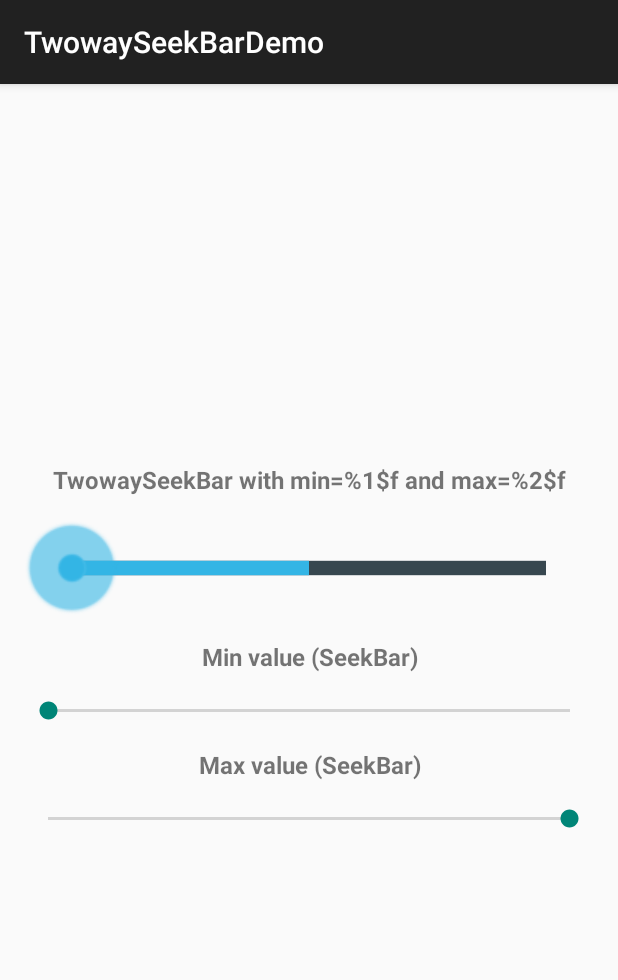
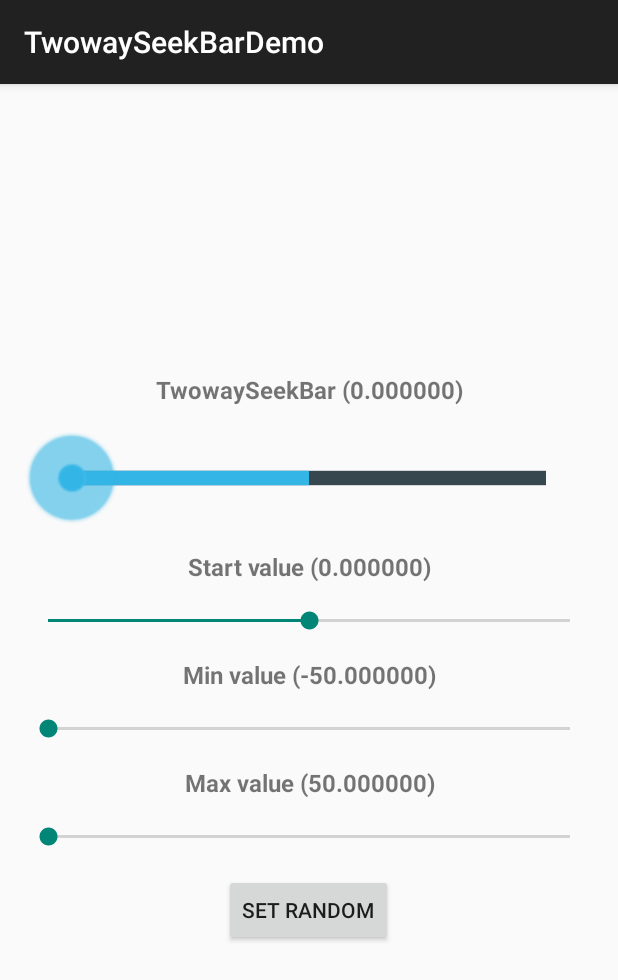
Before and after one commit to Guiorgy/TwowaySeekBar, an Android app: the screen it shows after launch (MainActivity), on a phone screen of 412 x 824 dp. Shown: the top 980 px of the screen. Run offline under Robolectric (Android 15) with nearby library versions, the phone set to English and light mode, and no system bars; 1 statement that could not run was skipped.

Commit message:
update demo

```diff
--- a/app/src/main/java/com/vashisthg/guiorgy/demo/MainActivity.kt
+++ b/app/src/main/java/com/vashisthg/guiorgy/demo/MainActivity.kt
@@ -2,55 +2,112 @@ package com.vashisthg.guiorgy.demo
 
 import android.os.Bundle
 import android.util.Log
+import android.widget.Button
 import android.widget.SeekBar
+import android.widget.TextView
 import androidx.appcompat.app.AppCompatActivity
 import com.vashisthg.guiorgy.TwowaySeekBar
+import kotlin.random.Random
 
 class MainActivity : AppCompatActivity() {
+
+    private lateinit var twowayLabel: TextView
+    private lateinit var twowaySeekBar: TwowaySeekBar
+
+    private lateinit var startLabel: TextView
+    private lateinit var startSeekBar: SeekBar
+
+    private lateinit var minLabel: TextView
+    private lateinit var minSeekBar: SeekBar
+
+    private lateinit var maxLabel: TextView
+    private lateinit var maxSeekBar: ReversedSeekBar
+
+    private fun updateLabels() {
+        twowayLabel.text = resources.getString(R.string.twoway_seek_bar_label, twowaySeekBar.startValue, twowaySeekBar.progress)
+        startLabel.text = resources.getString(R.string.start_seek_bar_label, twowaySeekBar.startValue)
+        minLabel.text = resources.getString(R.string.min_seek_bar_label, twowaySeekBar.minValue)
+        maxLabel.text = resources.getString(R.string.max_seek_bar_label, twowaySeekBar.maxValue)
+
+        if (startSeekBar.progress != twowaySeekBar.startValue.toInt())
+            startSeekBar.progress = twowaySeekBar.startValue.toInt()
+
+        if (minSeekBar.progress != twowaySeekBar.minValue.toInt())
+            minSeekBar.progress = twowaySeekBar.minValue.toInt()
+
+        if (maxSeekBar.progress != twowaySeekBar.maxValue.toInt())
+            maxSeekBar.progress = twowaySeekBar.maxValue.toInt()
+    }
+
     override fun onCreate(savedInstanceState: Bundle?) {
         super.onCreate(savedInstanceState)
         setContentView(R.layout.activity_main)
 
-        val twowaySeekBar = findViewById<TwowaySeekBar>(R.id.twoway_seek_bar)
-        twowaySeekBar.onProgressChange { _, value ->
-            Log.d(LOGTAG, "twowayseekbar value:$value")
+        twowayLabel = findViewById(R.id.twoway_seek_bar_label)
+        startLabel = findViewById(R.id.start_seek_bar_label)
+        minLabel = findViewById(R.id.min_seek_bar_label)
+        maxLabel = findViewById(R.id.max_seek_bar_label)
+
+        twowaySeekBar = findViewById(R.id.twoway_seek_bar)
+        twowaySeekBar.onProgressChange { _, progress, _ ->
+            Log.d(TAG, "twowayseekbar progress=$progress")
+            updateLabels()
         }
         twowaySeekBar.notifyWhileDragging = true
 
-        val minSeekBar = findViewById<SeekBar>(R.id.min_seek_bar)
-        minSeekBar.setOnSeekBarChangeListener(object: SeekBar.OnSeekBarChangeListener {
+        startSeekBar = findViewById(R.id.start_seek_bar)
+        startSeekBar.setOnSeekBarChangeListener(object: ProgressListener {
             override fun onProgressChanged(seekBar: SeekBar?, progress: Int, fromUser: Boolean) {
-                Log.d(LOGTAG, "twowayseekbar min value:$progress")
-                twowaySeekBar.minValue = progress.toDouble()
-                twowaySeekBar.startValue = (twowaySeekBar.maxValue + twowaySeekBar.minValue) / 2.0
-            }
-
-            override fun onStartTrackingTouch(seekBar: SeekBar?) {
-            }
-
-            override fun onStopTrackingTouch(seekBar: SeekBar?) {
+                if (!fromUser) return
+                twowaySeekBar.startValue = progress.toDouble()
+                updateLabels()
+                Log.d(TAG, "twowayseekbar start value=$progress (progress=${twowaySeekBar.progress})")
             }
         })
 
-        val maxSeekBar = findViewById<ReversedSeekBar>(R.id.max_seek_bar)
-        maxSeekBar.setOnSeekBarChangeListener(object: SeekBar.OnSeekBarChangeListener {
+        minSeekBar = findViewById(R.id.min_seek_bar)
+        minSeekBar.setOnSeekBarChangeListener(object: ProgressListener {
             override fun onProgressChanged(seekBar: SeekBar?, progress: Int, fromUser: Boolean) {
+                if (!fromUser) return
+                twowaySeekBar.minValue = progress.toDouble()
+                updateLabels()
+                Log.d(TAG, "twowayseekbar min value=$progress (progress=${twowaySeekBar.progress})")
+            }
+        })
+
+        maxSeekBar = findViewById(R.id.max_seek_bar)
+        maxSeekBar.setOnSeekBarChangeListener(object: ProgressListener {
+            override fun onProgressChanged(seekBar: SeekBar?, progress: Int, fromUser: Boolean) {
+                if (!fromUser) return
                 if (seekBar == null) return
                 @Suppress("NAME_SHADOWING") val progress = seekBar.max - progress + seekBar.min
-                Log.d(LOGTAG, "twowayseekbar max value:$progress")
                 twowaySeekBar.maxValue = progress.toDouble()
-                twowaySeekBar.startValue = (twowaySeekBar.maxValue + twowaySeekBar.minValue) / 2.0
-            }
-
-            override fun onStartTrackingTouch(seekBar: SeekBar?) {
-            }
-
-            override fun onStopTrackingTouch(seekBar: SeekBar?) {
+                updateLabels()
+                Log.d(TAG, "twowayseekbar max value=$progress (progress=${twowaySeekBar.progress})")
             }
         })
+
+        val btn = findViewById<Button>(R.id.set_random_btn)
+        btn.setOnClickListener {
+            val progress = Random.nextDouble(twowaySeekBar.minValue, twowaySeekBar.maxValue)
+            twowaySeekBar.progress = progress
+            updateLabels()
+            Log.d(TAG, "twowayseekbar progress=$progress")
+        }
+
+        updateLabels()
+
     }
 
     companion object {
-        private const val LOGTAG = "MainActivityDemo"
+        private const val TAG = "MainActivityDemo"
+    }
+
+    private interface ProgressListener : SeekBar.OnSeekBarChangeListener {
+        override fun onStartTrackingTouch(seekBar: SeekBar?) {
+        }
+
+        override fun onStopTrackingTouch(seekBar: SeekBar?) {
+        }
     }
 }
--- a/app/src/main/java/com/vashisthg/guiorgy/demo/ReverseSeekBar.kt
+++ b/app/src/main/java/com/vashisthg/guiorgy/demo/ReverseSeekBar.kt
@@ -23,4 +23,12 @@ class ReversedSeekBar : SeekBar {
         event.setLocation(this.width - event.x, event.y)
         return super.onTouchEvent(event)
     }
+
+    override fun getProgress(): Int {
+        return max - super.getProgress() + min
+    }
+
+    override fun setProgress(progress: Int) {
+        super.setProgress(max - progress + min)
+    }
 }
--- a/app/src/main/res/layout/activity_main.xml
+++ b/app/src/main/res/layout/activity_main.xml
@@ -16,6 +16,7 @@
         android:layout_weight="1"/>
 
     <TextView
+        android:id="@+id/twoway_seek_bar_label"
         android:layout_width="match_parent"
         android:layout_height="wrap_content"
         android:layout_marginBottom="@dimen/activity_vertical_margin"
@@ -32,10 +33,31 @@
         custom:minValue="-50.0"
         custom:maxValue="50.0"
         android:progress="0"
+        android:thumb="@android:drawable/gallery_thumb"
         custom:defaultBackgroundColor="@color/default_background_color"
         custom:defaultBackgroundRangeColor="@color/default_background_range_color"/>
 
     <TextView
+        android:id="@+id/start_seek_bar_label"
+        android:layout_width="match_parent"
+        android:layout_height="wrap_content"
+        android:layout_marginBottom="@dimen/activity_vertical_margin"
+        android:gravity="center"
+        android:textSize="16sp"
+        android:textStyle="bold"
+        android:text="@string/start_seek_bar_label"/>
+
+    <SeekBar
+        android:id="@+id/start_seek_bar"
+        android:layout_width="match_parent"
+        android:layout_height="wrap_content"
+        android:layout_marginBottom="@dimen/activity_vertical_margin"
+        android:min="-50"
+        android:max="50"
+        android:progress="0"/>
+
+    <TextView
+        android:id="@+id/min_seek_bar_label"
         android:layout_width="match_parent"
         android:layout_height="wrap_content"
         android:layout_marginBottom="@dimen/activity_vertical_margin"
@@ -54,6 +76,7 @@
         android:progress="-50"/>
 
     <TextView
+        android:id="@+id/max_seek_bar_label"
         android:layout_width="match_parent"
         android:layout_height="wrap_content"
         android:layout_marginBottom="@dimen/activity_vertical_margin"
@@ -69,7 +92,14 @@
         android:layout_marginBottom="@dimen/activity_vertical_margin"
         android:min="-50"
         android:max="50"
-        android:progress="-50"/>
+        android:progress="50"/>
+
+    <Button
+        android:id="@+id/set_random_btn"
+        android:layout_width="wrap_content"
+        android:layout_height="wrap_content"
+        android:layout_gravity="center"
+        android:text="@string/set_random_btn"/>
 
     <Space
         android:layout_width="match_parent"
--- a/app/src/main/res/values/strings.xml
+++ b/app/src/main/res/values/strings.xml
@@ -2,8 +2,10 @@
 <resources>
 
     <string name="app_name">TwowaySeekBarDemo</string>
-    <string name="twoway_seek_bar_label">TwowaySeekBar with min=%1$f and max=%2$f</string>
-    <string name="min_seek_bar_label">Min value (SeekBar)</string>
-    <string name="max_seek_bar_label">Max value (SeekBar)</string>
+    <string name="twoway_seek_bar_label">TwowaySeekBar (%2$f)</string>
+    <string name="start_seek_bar_label">Start value (%1$f)</string>
+    <string name="min_seek_bar_label">Min value (%1$f)</string>
+    <string name="max_seek_bar_label">Max value (%1$f)</string>
+    <string name="set_random_btn">Set Random</string>
 
 </resources>
```
